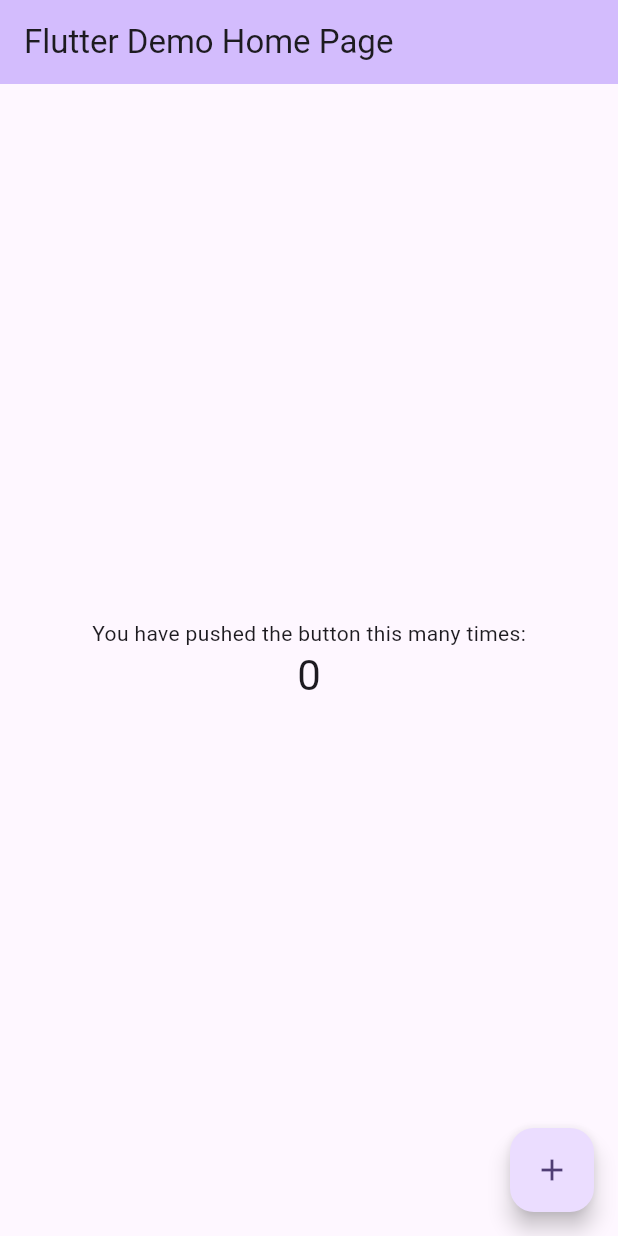
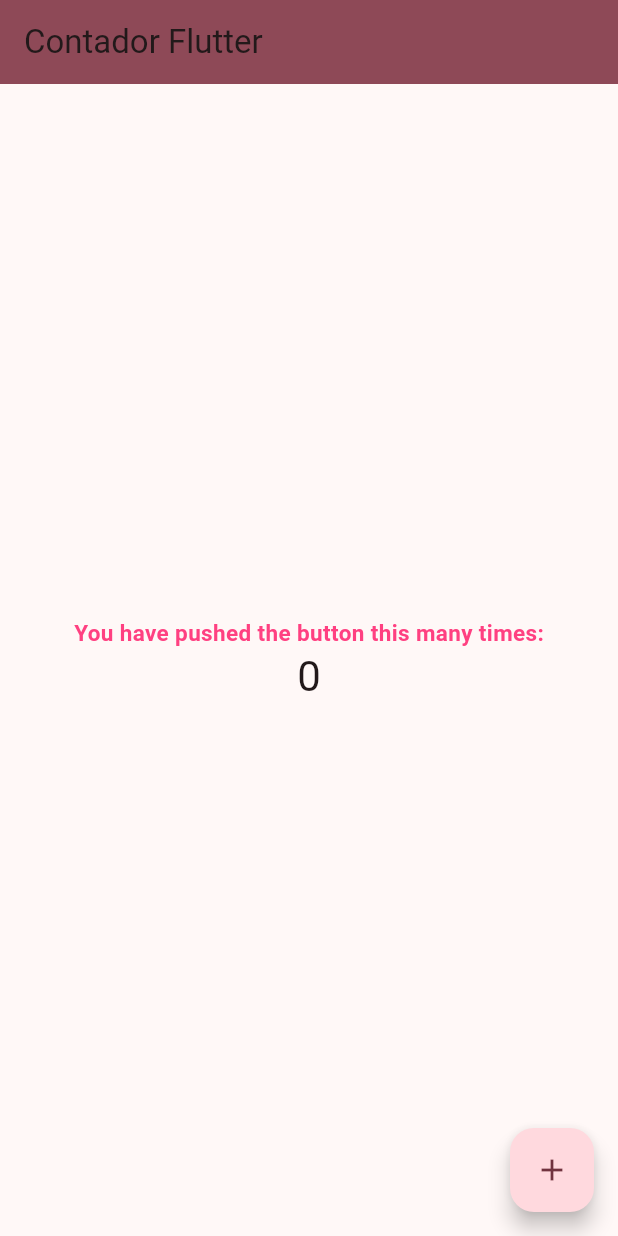
Before and after one commit to flaviane-moura/meuAppFlutter, a Flutter app: the screen it shows after launch, on a phone screen of 412 x 824 dp. Run offline on Flutter 3.47's test engine with Material 2 defaults, Android fonts, the phone set to English and light mode, and no system bars.

Commit message:
update main.dart

```diff
--- a/lib/main.dart
+++ b/lib/main.dart
@@ -28,10 +28,10 @@ class MyApp extends StatelessWidget {
         //
         // This works for code too, not just values: Most code changes can be
         // tested with just a hot reload.
-        colorScheme: ColorScheme.fromSeed(seedColor: Colors.deepPurple),
+        colorScheme: ColorScheme.fromSeed(seedColor: Colors.pink),
         useMaterial3: true,
       ),
-      home: const MyHomePage(title: 'Flutter Demo Home Page'),
+      home: const MyHomePage(title: 'Contador Flutter'),
     );
   }
 }
@@ -81,7 +81,7 @@ class _MyHomePageState extends State<MyHomePage> {
         // TRY THIS: Try changing the color here to a specific color (to
         // Colors.amber, perhaps?) and trigger a hot reload to see the AppBar
         // change color while the other colors stay the same.
-        backgroundColor: Theme.of(context).colorScheme.inversePrimary,
+        backgroundColor: Theme.of(context).colorScheme.primary,
         // Here we take the value from the MyHomePage object that was created by
         // the App.build method, and use it to set our appbar title.
         title: Text(widget.title),
@@ -107,6 +107,11 @@ class _MyHomePageState extends State<MyHomePage> {
           children: <Widget>[
             const Text(
               'You have pushed the button this many times:',
+              style: TextStyle(
+                  color: Colors.pinkAccent,
+                  fontSize: 15,
+                  fontWeight: FontWeight.bold
+              ),
             ),
             Text(
               '$_counter',
```
